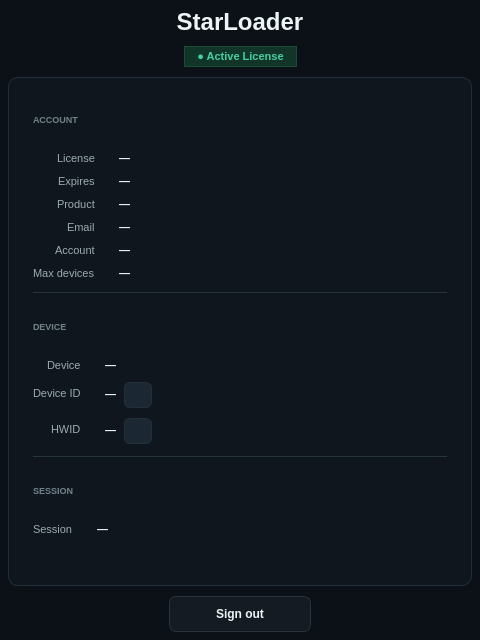
Before: the Qt Designer form license-client/ui/UserDashboard.ui in Starhaxor/StarLoader, drawn with Qt 5.
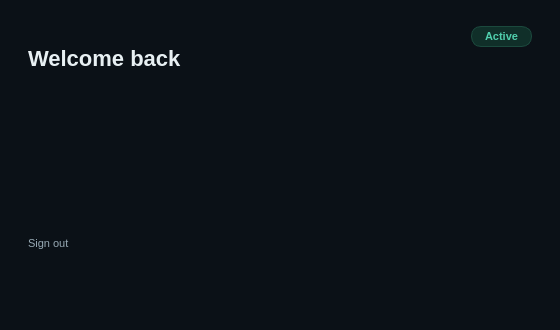
After: the same form once the commit is applied.

Commit message: Add compact dashboard and fixed-payload launcher flow

What changed in the file:
```diff
--- a/license-client/ui/UserDashboard.ui
+++ b/license-client/ui/UserDashboard.ui
@@ -2,322 +2,50 @@
 <ui version="4.0">
  <class>UserDashboard</class>
  <widget class="QMainWindow" name="UserDashboard">
-  <property name="geometry">
-   <rect>
-    <x>0</x>
-    <y>0</y>
-    <width>480</width>
-    <height>640</height>
-   </rect>
-  </property>
-  <property name="minimumSize">
-   <size>
-    <width>480</width>
-    <height>640</height>
-   </size>
-  </property>
-  <property name="maximumSize">
-   <size>
-    <width>480</width>
-    <height>640</height>
-   </size>
-  </property>
-  <property name="windowTitle">
-   <string>StarLoader</string>
-  </property>
+  <property name="geometry"><rect><x>0</x><y>0</y><width>560</width><height>330</height></rect></property>
+  <property name="windowTitle"><string>StarLoader</string></property>
   <widget class="QWidget" name="centralwidget">
-   <property name="styleSheet">
-    <string notr="true">QWidget#centralwidget { background-color: #0B1117; }
-QLabel { background: transparent; }
-QLabel#dashboardBrandLabel { color: #EDF4F6; font-family: "Segoe UI", "Arial"; font-size: 18pt; font-weight: 600; }
-QLabel#activeStatusIndicator { color: #43D19E; background-color: #12352A; border: 1px solid #1E4A38; border-radius: 12px; padding: 3px 12px; font-size: 11px; font-weight: 600; }
-QLabel#activeStatusIndicator[state="warning"] { color: #F4B860; background-color: #33291A; border-color: #5A4A28; }
-QLabel#activeStatusIndicator[state="error"] { color: #FF647C; background-color: #331A22; border-color: #5A2832; }
-QFrame#dashboardCard { background-color: #10161D; border: 1px solid #222F39; border-radius: 10px; }
-QLabel#accountSectionLabel, QLabel#deviceSectionLabel, QLabel#sessionSectionLabel { color: #71818A; font-size: 9px; font-weight: 700; }
-QLabel#emailLabel, QLabel#accountStatusLabel, QLabel#productLabel, QLabel#licenseStatusLabel, QLabel#licenseExpiryLabel, QLabel#maxDevicesLabel, QLabel#deviceStatusLabel, QLabel#deviceIdLabel, QLabel#hwidLabel, QLabel#sessionExpiryLabel { color: #9AAAB2; font-size: 11px; }
-QLabel#emailValue, QLabel#accountStatusValue, QLabel#productValue, QLabel#licenseStatusValue, QLabel#licenseExpiryValue, QLabel#maxDevicesValue, QLabel#deviceStatusValue, QLabel#deviceIdValue, QLabel#hwidValue, QLabel#sessionExpiryValue { color: #EDF4F6; font-size: 11px; font-weight: 600; }
-QLabel[dimmed="true"] { color: #71818A; }
-QFrame#dashboardSeparator1, QFrame#dashboardSeparator2 { background-color: #25343D; border: none; max-height: 1px; }
-QToolButton#copyDeviceIdButton, QToolButton#copyHwidButton { background-color: #1B2732; border: 1px solid #22303B; border-radius: 6px; }
-QToolButton#copyDeviceIdButton:hover, QToolButton#copyHwidButton:hover { background-color: #22303B; }
-QToolButton#copyDeviceIdButton:pressed, QToolButton#copyHwidButton:pressed { background-color: #0D141C; }
-QPushButton#signOutButton { color: #EDF4F6; background-color: #151B22; border: 1px solid #28333D; border-radius: 7px; font-size: 12px; font-weight: 600; min-width: 140px; min-height: 34px; }
-QPushButton#signOutButton:hover { background-color: #1C2730; border-color: #32404C; }
-QPushButton#signOutButton:pressed { background-color: #0F161D; }</string>
-   </property>
+   <property name="styleSheet"><string notr="true">
+QWidget#centralwidget { background:#0B1117; color:#E8F0F3; font-family:"Segoe UI"; }
+QLabel { background:transparent; border:none; }
+QLabel#dashboardBrandLabel { color:#E8F0F3; font-size:22px; font-weight:600; }
+QLabel#emailValue { color:#81929E; font-size:12px; }
+QLabel#activeStatusIndicator { color:#50CFAD; background:#102F29; border:1px solid #1B493D; border-radius:10px; padding:3px 10px; font-size:11px; font-weight:600; }
+QLabel#activeStatusIndicator[state="error"] { color:#F18C96; background:#321C24; border-color:#542D39; }
+QLabel#licenseExpiryValue { color:#657784; font-size:11px; }
+QPushButton#signOutButton { color:#97A9B4; background:transparent; border:none; padding:4px 0; font-size:11px; text-align:left; }
+QPushButton#signOutButton:hover { color:#EDF4F6; }
+   </string></property>
    <layout class="QVBoxLayout" name="pageLayout">
-    <property name="spacing">
-     <number>10</number>
-    </property>
-    <property name="leftMargin">
-     <number>8</number>
-    </property>
-    <property name="topMargin">
-     <number>8</number>
-    </property>
-    <property name="rightMargin">
-     <number>8</number>
-    </property>
-    <property name="bottomMargin">
-     <number>8</number>
-    </property>
+    <property name="spacing"><number>0</number></property>
+    <property name="leftMargin"><number>8</number></property>
+    <property name="topMargin"><number>8</number></property>
+    <property name="rightMargin"><number>8</number></property>
+    <property name="bottomMargin"><number>8</number></property>
     <item>
-     <widget class="QLabel" name="dashboardBrandLabel">
-      <property name="text">
-       <string>StarLoader</string>
-      </property>
-      <property name="alignment">
-       <set>Qt::AlignmentFlag::AlignCenter</set>
-      </property>
-     </widget>
-    </item>
-    <item>
-     <layout class="QHBoxLayout" name="statusLayout">
+     <layout class="QVBoxLayout" name="contentLayout">
+      <property name="spacing"><number>18</number></property>
+      <property name="leftMargin"><number>20</number></property>
+      <property name="topMargin"><number>18</number></property>
+      <property name="rightMargin"><number>20</number></property>
+      <property name="bottomMargin"><number>12</number></property>
       <item>
-       <spacer name="leftStatusSpacer">
-        <property name="orientation">
-         <enum>Qt::Orientation::Horizontal</enum>
-        </property>
-        <property name="sizeHint" stdset="0">
-         <size>
-          <width>40</width>
-          <height>20</height>
-         </size>
-        </property>
-       </spacer>
+       <layout class="QHBoxLayout" name="accountHeader">
+        <item><layout class="QVBoxLayout" name="accountIdentity">
+         <property name="spacing"><number>5</number></property>
+         <item><widget class="QLabel" name="dashboardBrandLabel"><property name="text"><string>Welcome back</string></property></widget></item>
+         <item><widget class="QLabel" name="emailValue"><property name="text"><string/></property></widget></item>
+        </layout></item>
+        <item><spacer name="headerSpacer"><property name="orientation"><enum>Qt::Horizontal</enum></property><property name="sizeHint"><size><width>20</width><height>20</height></size></property></spacer></item>
+        <item alignment="Qt::AlignTop"><widget class="QLabel" name="activeStatusIndicator"><property name="text"><string>Active</string></property></widget></item>
+       </layout>
       </item>
       <item>
-       <widget class="QLabel" name="activeStatusIndicator">
-        <property name="state" stdset="0">
-         <string>success</string>
-        </property>
-        <property name="text">
-         <string>● Active License</string>
-        </property>
-        <property name="alignment">
-         <set>Qt::AlignmentFlag::AlignCenter</set>
-        </property>
-       </widget>
-      </item>
-      <item>
-       <spacer name="rightStatusSpacer">
-        <property name="orientation">
-         <enum>Qt::Orientation::Horizontal</enum>
-        </property>
-        <property name="sizeHint" stdset="0">
-         <size>
-          <width>40</width>
-          <height>20</height>
-         </size>
-        </property>
-       </spacer>
-      </item>
-     </layout>
-    </item>
-    <item>
-     <widget class="QFrame" name="dashboardCard">
-      <property name="sizePolicy">
-       <sizepolicy hsizetype="Preferred" vsizetype="Expanding">
-        <horstretch>0</horstretch>
-        <verstretch>0</verstretch>
-       </sizepolicy>
-      </property>
-      <property name="frameShape">
-       <enum>QFrame::Shape::NoFrame</enum>
-      </property>
-      <layout class="QVBoxLayout" name="cardLayout">
-       <property name="spacing">
-        <number>12</number>
-       </property>
-       <property name="leftMargin">
-        <number>24</number>
-       </property>
-       <property name="topMargin">
-        <number>20</number>
-       </property>
-       <property name="rightMargin">
-        <number>24</number>
-       </property>
-       <property name="bottomMargin">
-        <number>20</number>
-       </property>
-       <item>
-        <widget class="QLabel" name="accountSectionLabel">
-         <property name="text">
-          <string>ACCOUNT</string>
-         </property>
-        </widget>
-       </item>
-       <item>
-        <layout class="QFormLayout" name="accountFormLayout">
-         <property name="horizontalSpacing">
-          <number>24</number>
-         </property>
-         <property name="verticalSpacing">
-          <number>10</number>
-         </property>
-         <property name="labelAlignment">
-          <set>Qt::AlignmentFlag::AlignLeft|Qt::AlignmentFlag::AlignTrailing|Qt::AlignmentFlag::AlignVCenter</set>
-         </property>
-         <item row="0" column="0"><widget class="QLabel" name="licenseStatusLabel"><property name="text"><string>License</string></property></widget></item>
-         <item row="0" column="1"><widget class="QLabel" name="licenseStatusValue"><property name="text"><string notr="true">&#x2014;</string></property></widget></item>
-         <item row="1" column="0"><widget class="QLabel" name="licenseExpiryLabel"><property name="text"><string>Expires</string></property></widget></item>
-         <item row="1" column="1"><widget class="QLabel" name="licenseExpiryValue"><property name="text"><string notr="true">&#x2014;</string></property></widget></item>
-         <item row="2" column="0"><widget class="QLabel" name="productLabel"><property name="text"><string>Product</string></property></widget></item>
-         <item row="2" column="1"><widget class="QLabel" name="productValue"><property name="text"><string notr="true">&#x2014;</string></property></widget></item>
-         <item row="3" column="0"><widget class="QLabel" name="emailLabel"><property name="dimmed" stdset="0"><bool>true</bool></property><property name="text"><string>Email</string></property></widget></item>
-         <item row="3" column="1"><widget class="QLabel" name="emailValue"><property name="dimmed" stdset="0"><bool>true</bool></property><property name="text"><string notr="true">&#x2014;</string></property><property name="textInteractionFlags"><set>Qt::TextInteractionFlag::TextSelectableByKeyboard|Qt::TextInteractionFlag::TextSelectableByMouse</set></property></widget></item>
-         <item row="4" column="0"><widget class="QLabel" name="accountStatusLabel"><property name="dimmed" stdset="0"><bool>true</bool></property><property name="text"><string>Account</string></property></widget></item>
-         <item row="4" column="1"><widget class="QLabel" name="accountStatusValue"><property name="dimmed" stdset="0"><bool>true</bool></property><property name="text"><string notr="true">&#x2014;</string></property></widget></item>
-         <item row="5" column="0"><widget class="QLabel" name="maxDevicesLabel"><property name="dimmed" stdset="0"><bool>true</bool></property><property name="text"><string>Max devices</string></property></widget></item>
-         <item row="5" column="1"><widget class="QLabel" name="maxDevicesValue"><property name="dimmed" stdset="0"><bool>true</bool></property><property name="text"><string notr="true">&#x2014;</string></property></widget></item>
-        </layout>
-       </item>
-       <item>
-        <widget class="QFrame" name="dashboardSeparator1">
-         <property name="frameShape">
-          <enum>QFrame::Shape::HLine</enum>
-         </property>
-         <property name="frameShadow">
-          <enum>QFrame::Shadow::Plain</enum>
-         </property>
-        </widget>
-       </item>
-       <item>
-        <widget class="QLabel" name="deviceSectionLabel">
-         <property name="text">
-          <string>DEVICE</string>
-         </property>
-        </widget>
-       </item>
-       <item>
-        <layout class="QFormLayout" name="deviceFormLayout">
-         <property name="horizontalSpacing">
-          <number>24</number>
-         </property>
-         <property name="verticalSpacing">
-          <number>10</number>
-         </property>
-         <property name="labelAlignment">
-          <set>Qt::AlignmentFlag::AlignLeft|Qt::AlignmentFlag::AlignTrailing|Qt::AlignmentFlag::AlignVCenter</set>
-         </property>
-         <item row="0" column="0"><widget class="QLabel" name="deviceStatusLabel"><property name="text"><string>Device</string></property></widget></item>
-         <item row="0" column="1"><widget class="QLabel" name="deviceStatusValue"><property name="text"><string notr="true">&#x2014;</string></property></widget></item>
-         <item row="1" column="0"><widget class="QLabel" name="deviceIdLabel"><property name="text"><string>Device ID</string></property></widget></item>
-         <item row="1" column="1">
-          <layout class="QHBoxLayout" name="deviceIdValueLayout">
-           <property name="spacing">
-            <number>8</number>
-           </property>
-           <item>
-            <widget class="QLabel" name="deviceIdValue">
-             <property name="text"><string notr="true">&#x2014;</string></property>
-             <property name="textInteractionFlags"><set>Qt::TextInteractionFlag::TextSelectableByKeyboard|Qt::TextInteractionFlag::TextSelectableByMouse</set></property>
-            </widget>
-           </item>
-           <item>
-            <widget class="QToolButton" name="copyDeviceIdButton">
-             <property name="minimumSize"><size><width>28</width><height>26</height></size></property>
-             <property name="maximumSize"><size><width>28</width><height>26</height></size></property>
-             <property name="cursor"><cursorShape>PointingHandCursor</cursorShape></property>
-             <property name="toolTip"><string>Copy device ID</string></property>
-             <property name="accessibleName"><string>Copy device ID</string></property>
-            </widget>
-           </item>
-           <item>
-            <spacer name="deviceIdTrailingSpacer">
-             <property name="orientation"><enum>Qt::Orientation::Horizontal</enum></property>
-             <property name="sizeHint" stdset="0"><size><width>40</width><height>20</height></size></property>
-            </spacer>
-           </item>
-          </layout>
-         </item>
-         <item row="2" column="0"><widget class="QLabel" name="hwidLabel"><property name="text"><string>HWID</string></property></widget></item>
-         <item row="2" column="1">
-          <layout class="QHBoxLayout" name="hwidValueLayout">
-           <property name="spacing">
-            <number>8</number>
-           </property>
-           <item>
-            <widget class="QLabel" name="hwidValue">
-             <property name="text"><string notr="true">&#x2014;</string></property>
-             <property name="textInteractionFlags"><set>Qt::TextInteractionFlag::TextSelectableByKeyboard|Qt::TextInteractionFlag::TextSelectableByMouse</set></property>
-            </widget>
-           </item>
-           <item>
-            <widget class="QToolButton" name="copyHwidButton">
-             <property name="minimumSize"><size><width>28</width><height>26</height></size></property>
-             <property name="maximumSize"><size><width>28</width><height>26</height></size></property>
-             <property name="cursor"><cursorShape>PointingHandCursor</cursorShape></property>
-             <property name="toolTip"><string>Copy HWID</string></property>
-             <property name="accessibleName"><string>Copy HWID</string></property>
-            </widget>
-           </item>
-           <item>
-            <spacer name="hwidTrailingSpacer">
-             <property name="orientation"><enum>Qt::Orientation::Horizontal</enum></property>
-             <property name="sizeHint" stdset="0"><size><width>40</width><height>20</height></size></property>
-            </spacer>
-           </item>
-          </layout>
-         </item>
-        </layout>
-       </item>
-       <item>
-        <widget class="QFrame" name="dashboardSeparator2">
-         <property name="frameShape">
-          <enum>QFrame::Shape::HLine</enum>
-         </property>
-         <property name="frameShadow">
-          <enum>QFrame::Shadow::Plain</enum>
-         </property>
-        </widget>
-       </item>
-       <item>
-        <widget class="QLabel" name="sessionSectionLabel">
-         <property name="text">
-          <string>SESSION</string>
-         </property>
-        </widget>
-       </item>
-       <item>
-        <layout class="QFormLayout" name="sessionFormLayout">
-         <property name="horizontalSpacing">
-          <number>24</number>
-         </property>
-         <property name="verticalSpacing">
-          <number>10</number>
-         </property>
-         <property name="labelAlignment">
-          <set>Qt::AlignmentFlag::AlignLeft|Qt::AlignmentFlag::AlignTrailing|Qt::AlignmentFlag::AlignVCenter</set>
-         </property>
-         <item row="0" column="0"><widget class="QLabel" name="sessionExpiryLabel"><property name="text"><string>Session</string></property></widget></item>
-         <item row="0" column="1"><widget class="QLabel" name="sessionExpiryValue"><property name="text"><string notr="true">&#x2014;</string></property></widget></item>
-        </layout>
-       </item>
-      </layout>
-     </widget>
-    </item>
-    <item>
-     <layout class="QHBoxLayout" name="signOutRow">
-      <item>
-       <spacer name="leftSignOutSpacer">
-        <property name="orientation"><enum>Qt::Orientation::Horizontal</enum></property>
-        <property name="sizeHint" stdset="0"><size><width>40</width><height>20</height></size></property>
-       </spacer>
-      </item>
-      <item>
-       <widget class="QPushButton" name="signOutButton">
-        <property name="cursor"><cursorShape>PointingHandCursor</cursorShape></property>
-        <property name="text"><string>Sign out</string></property>
-       </widget>
-      </item>
-      <item>
-       <spacer name="rightSignOutSpacer">
-        <property name="orientation"><enum>Qt::Orientation::Horizontal</enum></property>
-        <property name="sizeHint" stdset="0"><size><width>40</width><height>20</height></size></property>
-       </spacer>
+       <layout class="QHBoxLayout" name="footerLayout">
+        <item><widget class="QPushButton" name="signOutButton"><property name="cursor"><cursorShape>PointingHandCursor</cursorShape></property><property name="text"><string>Sign out</string></property></widget></item>
+        <item><spacer name="footerSpacer"><property name="orientation"><enum>Qt::Horizontal</enum></property><property name="sizeHint"><size><width>20</width><height>20</height></size></property></spacer></item>
+        <item><widget class="QLabel" name="licenseExpiryValue"><property name="text"><string/></property></widget></item>
+       </layout>
       </item>
      </layout>
     </item>
```
Left out of the diff: 4 changed lines with no effect on the pictures. The commit also changes 18 other files.
